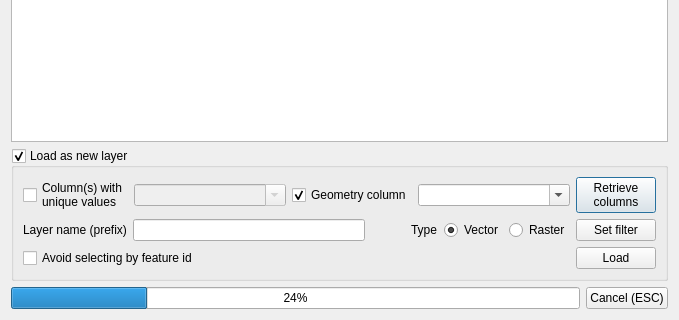
The window that db_manager/ui/DlgSqlWindow.ui (qgis/db_manager_plugin) describes before a commit, drawn with Qt 5; both pictures show x 0 to 679 and y 205 to 525 of the 679 by 525 pixel window.
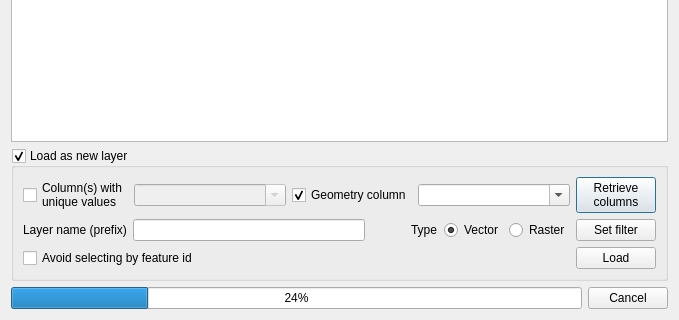
The same window after the commit. Custom widgets are drawn as their Qt base class.

Commit message: [dbmanager] move shortcut in the tooltip

Patch:
```diff
--- a/db_manager/ui/DlgSqlWindow.ui
+++ b/db_manager/ui/DlgSqlWindow.ui
@@ -408,7 +408,7 @@
      <item>
       <widget class="QPushButton" name="btnCancel">
        <property name="text">
-        <string>Cancel (ESC)</string>
+        <string>Cancel</string>
        </property>
       </widget>
      </item>
```
Left out of the diff: 3 changed lines with no effect on the pictures.
